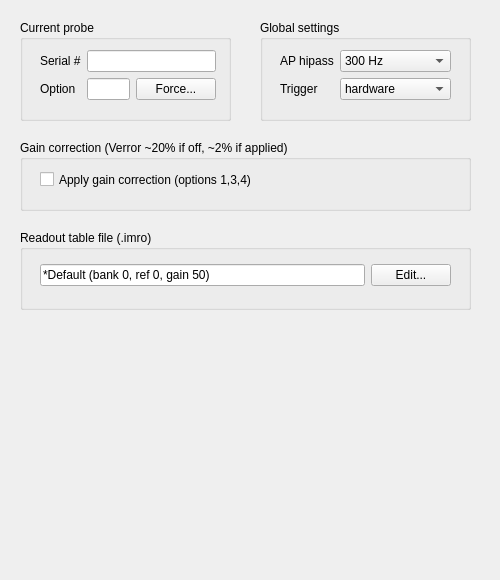
billkarsh/SpikeGLX, file Forms/IMCfgTab.ui: the form before one commit.
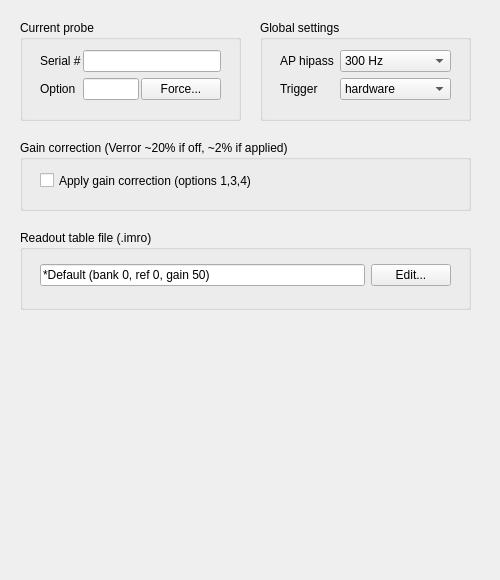
The form after the commit.

Commit message: UI tweaks for large fonts

Diff of the .ui file:
```diff
--- a/Forms/IMCfgTab.ui
+++ b/Forms/IMCfgTab.ui
@@ -18,7 +18,7 @@
     <rect>
      <x>20</x>
      <y>20</y>
-     <width>211</width>
+     <width>221</width>
      <height>101</height>
     </rect>
    </property>
@@ -30,11 +30,14 @@
      <rect>
       <x>20</x>
       <y>30</y>
-      <width>176</width>
+      <width>181</width>
       <height>51</height>
      </rect>
     </property>
-    <layout class="QGridLayout" name="gridLayout">
+    <layout class="QGridLayout" name="gridLayout" rowstretch="0,0,0">
+     <property name="horizontalSpacing">
+      <number>2</number>
+     </property>
      <item row="2" column="1">
       <widget class="QLineEdit" name="optLE">
        <property name="focusPolicy">
@@ -62,8 +65,8 @@
      <item row="2" column="2">
       <widget class="QPushButton" name="forceBut">
        <property name="sizePolicy">
-        <sizepolicy hsizetype="Preferred" vsizetype="Fixed">
-         <horstretch>0</horstretch>
+        <sizepolicy hsizetype="Expanding" vsizetype="Fixed">
+         <horstretch>2</horstretch>
          <verstretch>0</verstretch>
         </sizepolicy>
        </property>
@@ -238,7 +241,7 @@
       <x>20</x>
       <y>30</y>
       <width>411</width>
-      <height>19</height>
+      <height>21</height>
      </rect>
     </property>
     <property name="text">
```
The commit also changes 4 other files.
